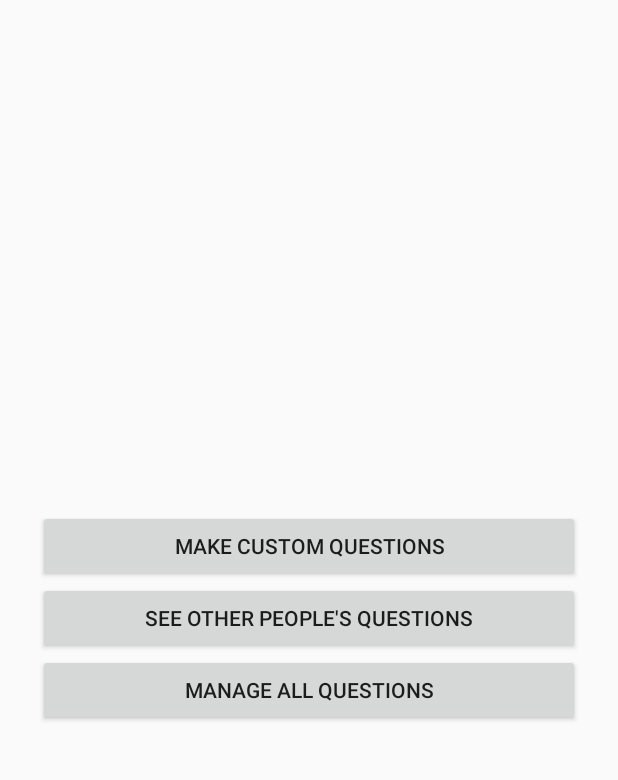
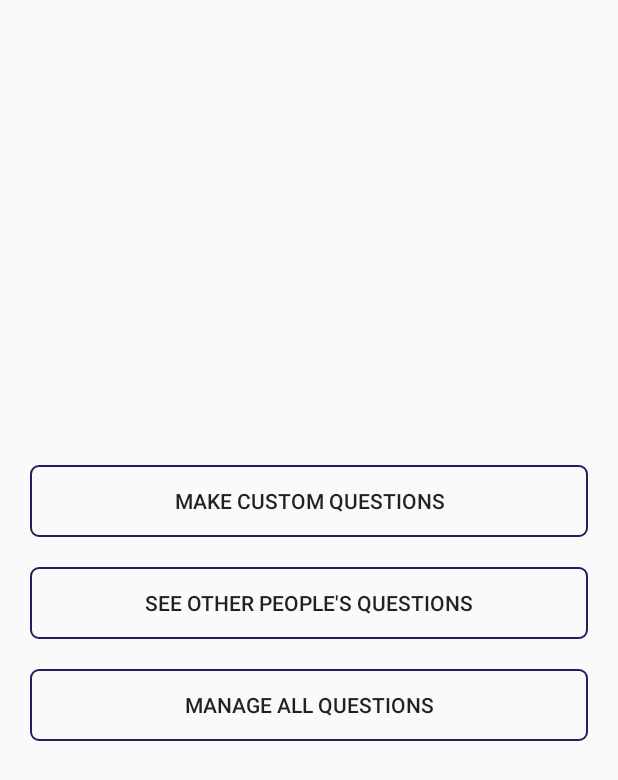
Before and after one commit to CS-262wingdings/client, an Android app: the GameCustomization screen opened directly, with no data from a screen before it, on a phone screen of 412 x 824 dp. Shown: the top 780 px of the screen. Run offline under Robolectric (Android 15) with nearby library versions, the phone set to English and light mode, and no system bars.

Commit message:
More UI updates

```diff
--- a/app/src/main/res/layout/activity_game_customization.xml
+++ b/app/src/main/res/layout/activity_game_customization.xml
@@ -3,39 +3,37 @@
     xmlns:app="http://schemas.android.com/apk/res-auto"
     xmlns:tools="http://schemas.android.com/tools"
     android:layout_width="match_parent"
-    android:layout_height="match_parent"
-    tools:context=".GameCustomization"
+    android:layout_height="wrap_content"
+    android:layout_gravity="center_vertical"
+    android:layout_margin="@dimen/standard"
     android:orientation="vertical"
-    android:layout_margin="@dimen/standard">
-
-    <Space
-        android:layout_width="match_parent"
-        android:layout_height="wrap_content"
-        android:layout_weight="1" />
+    tools:context=".GameCustomization">
 
     <Button
         android:id="@+id/NewQuestion"
         android:layout_width="match_parent"
         android:layout_height="wrap_content"
         android:onClick="gotoCustomize"
-        android:text="Make Custom Questions" />
+        android:text="Make Custom Questions"
+        android:background="@drawable/border"
+        android:layout_marginBottom="@dimen/standard"/>
 
     <Button
         android:id="@+id/DownloadQuestion"
         android:layout_width="match_parent"
         android:layout_height="wrap_content"
+        android:onClick="downloadQuestions"
         android:text="See Other People's Questions"
-        android:onClick="downloadQuestions"/>
+        android:background="@drawable/border"
+        android:layout_marginBottom="@dimen/standard" />
 
     <Button
         android:id="@+id/ManageQuestion"
         android:layout_width="match_parent"
         android:layout_height="wrap_content"
+        android:onClick="manageQuestions"
         android:text="Manage All Questions"
-        android:onClick="manageQuestions"/>
+        android:background="@drawable/border"
+        android:layout_marginBottom="@dimen/standard" />
 
-    <Space
-        android:layout_width="match_parent"
-        android:layout_height="wrap_content"
-        android:layout_weight="1" />
 </LinearLayout>
--- a/app/src/main/res/layout/activity_splash.xml
+++ b/app/src/main/res/layout/activity_splash.xml
@@ -12,7 +12,7 @@
         android:id="@+id/logo"
         android:layout_width="374dp"
         android:layout_height="322dp"
-        android:layout_marginTop="84dp"
+        android:layout_marginTop="48dp"
         android:background="@drawable/logo"
         app:layout_constraintLeft_toLeftOf="parent"
         app:layout_constraintRight_toRightOf="parent"
@@ -26,11 +26,14 @@
         android:id="@+id/startbtn"
         android:layout_width="wrap_content"
         android:layout_height="95dp"
+        android:layout_marginBottom="56dp"
+        android:layout_marginTop="8dp"
         android:background="@drawable/startbutton2"
         app:layout_constraintBottom_toBottomOf="parent"
         app:layout_constraintHorizontal_bias="0.0"
         app:layout_constraintLeft_toLeftOf="parent"
         app:layout_constraintRight_toRightOf="parent"
+        app:layout_constraintTop_toBottomOf="@+id/logo"
         tools:layout_constraintBottom_creator="1"
         tools:layout_constraintLeft_creator="1"
         tools:layout_constraintRight_creator="1" />
--- a/app/src/main/res/values/dimens.xml
+++ b/app/src/main/res/values/dimens.xml
@@ -1,6 +1,6 @@
 <?xml version="1.0" encoding="utf-8"?>
 <resources>
-    <dimen name="standard">25dp</dimen>
-    <dimen name="textSize1">18dp</dimen>
+    <dimen name="standard">20dp</dimen>
+    <dimen name="textSize1">20dp</dimen>
     <dimen name="fab_margin">16dp</dimen>
 </resources>
```
Also changed, not shown: app/src/main/res/layout/activity_custom_question.xml (+14 -6 lines), app/src/main/res/layout/activity_you_win.xml (+6 -4 lines), app/src/main/res/layout/content_main_menu.xml (+9 -10 lines).
